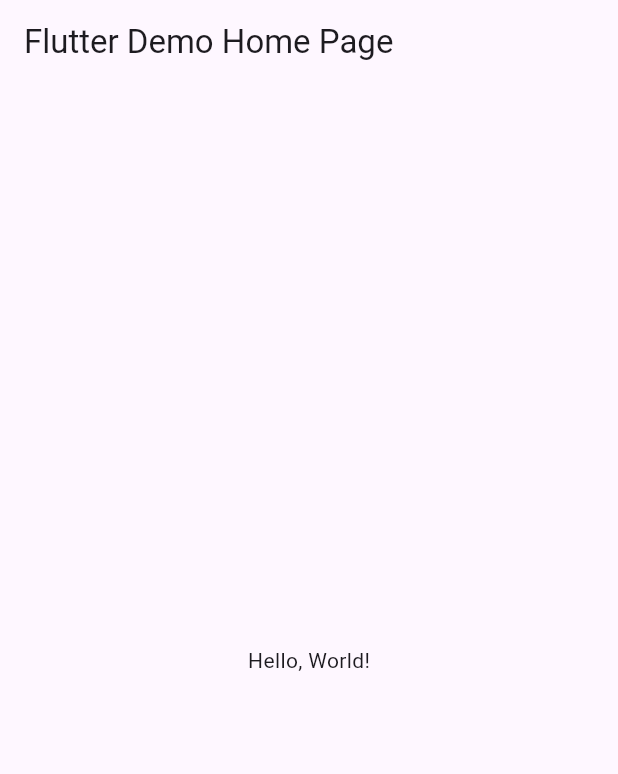
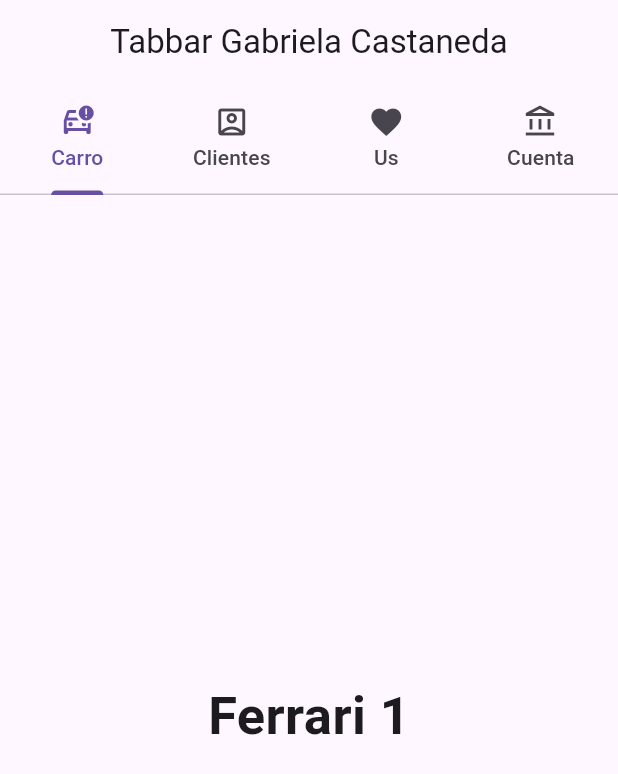
Before and after one commit to CastanedaGabriela/p11-TabBar-6i, a Flutter app: the screen it shows after launch, on a phone screen of 412 x 824 dp. Shown: the top 774 px of the screen. Run offline on Flutter 3.47's test engine with Material 3 defaults, Android fonts, the phone set to English and light mode, and no system bars.

```diff
--- a/lib/main.dart
+++ b/lib/main.dart
@@ -1,43 +1,75 @@
 import 'package:flutter/material.dart';
 
-void main() => runApp(MyApp());
+void main() => runApp(AppMiTabBar());
 
-class MyApp extends StatelessWidget {
-  const MyApp({super.key});
-  // This widget is the root of your application.
+class AppMiTabBar extends StatelessWidget {
+  const AppMiTabBar({Key? key}) : super(key: key);
+
   @override
   Widget build(BuildContext context) {
     return MaterialApp(
-      // Application name
-      title: 'Flutter Hello World',
-      // Application theme data, you can set the colors for the application as
-      // you want
+      debugShowCheckedModeBanner: false,
+      title: "Ejemplo Tabbar Gabriela Castaneda",
       theme: ThemeData(
-        // useMaterial3: true,
-        primarySwatch: Colors.blue,
+        primarySwatch: Colors.red,
       ),
-      // A widget which will be started on application startup
-      home: MyHomePage(title: 'Flutter Demo Home Page'),
+      home: MiPaginaInicial(),
     );
   }
-}
+} //fin AppMiTabBar
 
-class MyHomePage extends StatelessWidget {
-  final String title;
-  const MyHomePage({super.key, required this.title});
+//Stateful
+class MiPaginaInicial extends StatefulWidget {
+  const MiPaginaInicial({Key? key}) : super(key: key);
 
   @override
+  State<MiPaginaInicial> createState() => _MiPaginaInicialState();
+} //MiPaginaInicial
+
+class _MiPaginaInicialState extends State<MiPaginaInicial> {
+  @override
   Widget build(BuildContext context) {
-    return Scaffold(
-      appBar: AppBar(
-        // The title text which will be shown on the action bar
-        title: Text(title),
-      ),
-      body: Center(
-        child: Text(
-          'Hello, World!',
+    return DefaultTabController(
+      length: 4,
+      child: Scaffold(
+        appBar: AppBar(
+          title: const Text("Tabbar Gabriela Castaneda"),
+          centerTitle: true,
+          bottom: TabBar(tabs: [
+            Tab(text: "Carro", icon: Icon(Icons.car_crash_outlined)),
+            Tab(text: "Clientes", icon: Icon(Icons.account_box_outlined)),
+            Tab(text: "Us", icon: Icon(Icons.favorite)),
+            Tab(text: "Cuenta", icon: Icon(Icons.account_balance_outlined))
+          ] //fin tabs
+              ), //fin bottomTabBar
         ),
-      ),
-    );
-  }
-}
+        body: TabBarView(children: const <Widget>[
+          Center(
+            child: Text(
+              "Ferrari 1",
+              style: TextStyle(fontWeight: FontWeight.bold, fontSize: 35),
+            ),
+          ),
+          Center(
+            child: Text(
+              "Christian",
+              style: TextStyle(fontWeight: FontWeight.bold, fontSize: 35),
+            ),
+          ),
+          Center(
+            child: Text(
+              "6561209973",
+              style: TextStyle(fontWeight: FontWeight.bold, fontSize: 35),
+            ),
+          ),
+          Center(
+            child: Text(
+              "Correo",
+              style: TextStyle(fontWeight: FontWeight.bold, fontSize: 35),
+            ),
+          ),
+        ]),
+      ), //fin de Scaffold
+    ); //DefaultTabController
+  } //fin widget
+} //_MiPagionaInicial
```
